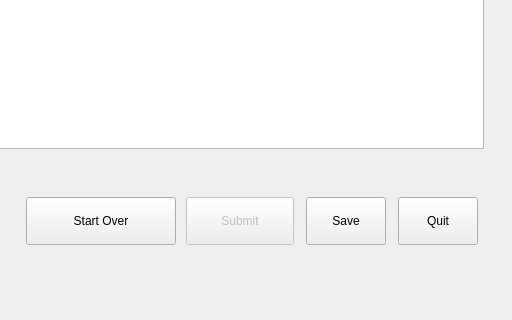
Above: guistructure/resultwindow.ui from mguid65/OpenSystemBench before the change; both pictures show x 232 to 744 and y 603 to 923 of the 744 by 923 pixel window. Below: the same form after it.
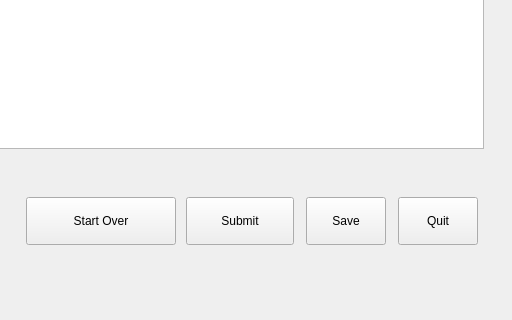
That is the form after the change.

The edit to the form file:
```diff
--- a/guistructure/resultwindow.ui
+++ b/guistructure/resultwindow.ui
@@ -28,7 +28,7 @@
   <widget class="QWidget" name="centralwidget">
    <widget class="QPushButton" name="submit_button">
     <property name="enabled">
-     <bool>false</bool>
+     <bool>true</bool>
     </property>
     <property name="geometry">
      <rect>
```
